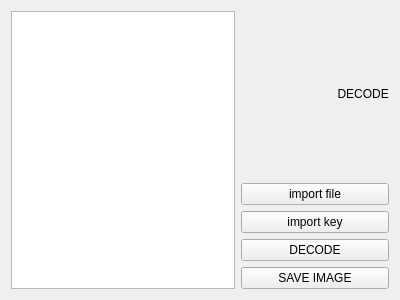
yuliahn/PRG_Praktikum, file milestone1/app/decode_widget.ui: the form before one commit.
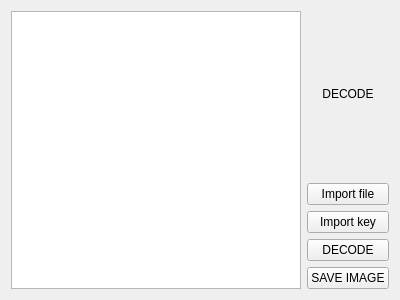
The form after the commit.

The edit to the form file:
```diff
--- a/milestone1/app/decode_widget.ui
+++ b/milestone1/app/decode_widget.ui
@@ -24,21 +24,24 @@
        <item>
         <widget class="QLabel" name="label">
          <property name="text">
-          <string>                             DECODE</string>
+          <string>DECODE</string>
+         </property>
+         <property name="alignment">
+          <set>Qt::AlignCenter</set>
          </property>
         </widget>
        </item>
        <item>
         <widget class="QPushButton" name="import_file">
          <property name="text">
-          <string>import file</string>
+          <string>Import file</string>
          </property>
         </widget>
        </item>
        <item>
         <widget class="QPushButton" name="import_key">
          <property name="text">
-          <string>import key</string>
+          <string>Import key</string>
          </property>
         </widget>
        </item>
```
